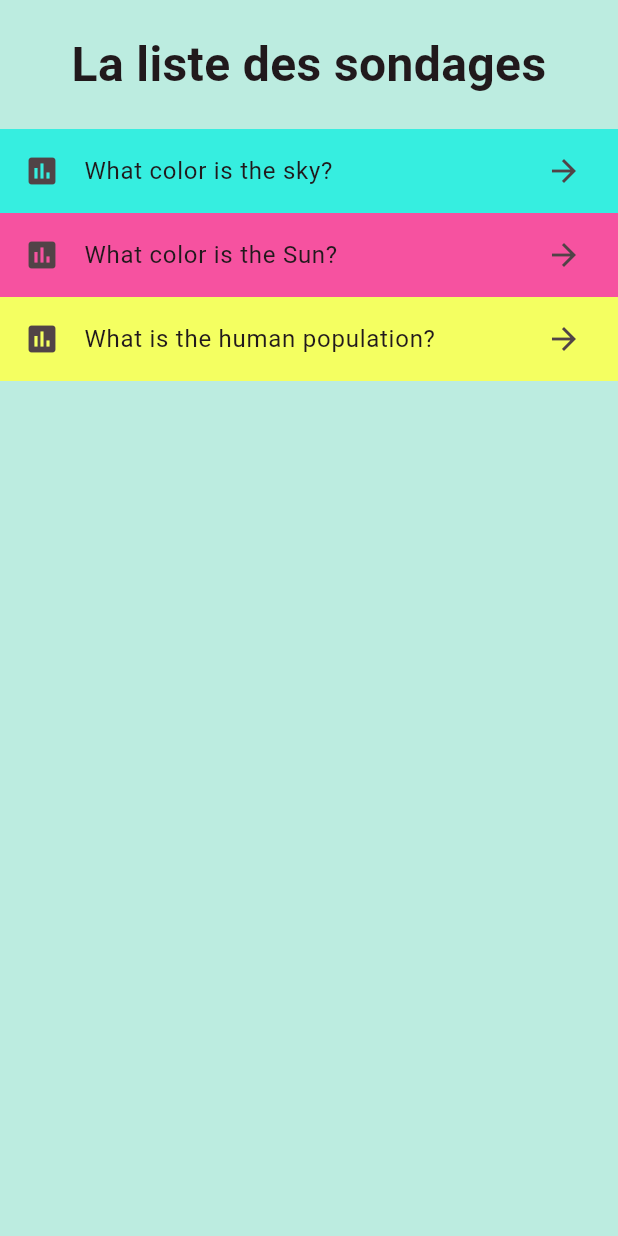
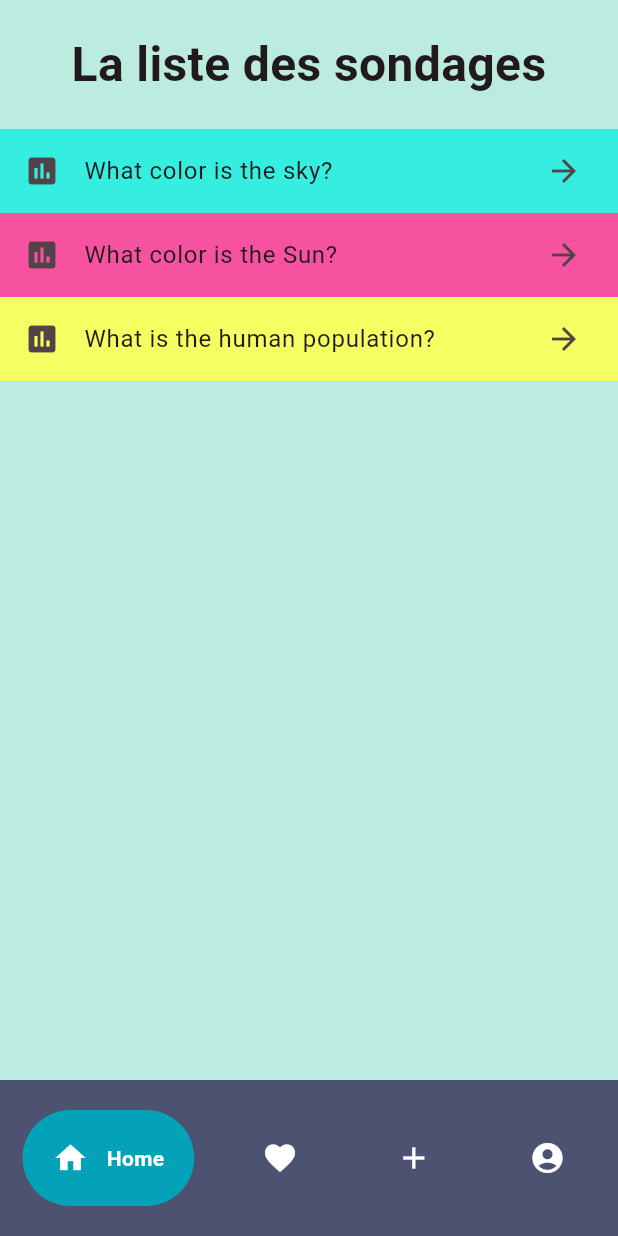
Before and after one commit to simbiss/applicationsondage, a Flutter app: the screen it shows after launch, on a phone screen of 412 x 824 dp. Run offline on Flutter 3.47's test engine with Material 3 defaults, Android fonts, the phone set to English and light mode, and no system bars; drawn by our look-alikes of google_nav_bar.

Commit message:
Added nav bar with cool colors

```diff
--- a/lib/PageVisualiserSondage.dart
+++ b/lib/PageVisualiserSondage.dart
@@ -1,12 +1,20 @@
 import 'package:applicationsondage/sondages.dart';
 import 'package:flutter/material.dart';
+import 'package:google_nav_bar/google_nav_bar.dart';
 import 'package:provider/provider.dart';
 import 'package:applicationsondage/main.dart';
 
 
-class PageVisualiserSondages extends StatelessWidget {
+class PageVisualiserSondages extends StatefulWidget {
   const PageVisualiserSondages({super.key, required this.title});
   final String title;
+
+  @override
+  State<PageVisualiserSondages> createState() => _PageVisualiserSondagesState();
+}
+
+class _PageVisualiserSondagesState extends State<PageVisualiserSondages> {
+  var selectedIndex = 0;
   @override
   Widget build(BuildContext context) {
     var appState = context.watch<MyAppState>();
@@ -42,15 +50,36 @@ class PageVisualiserSondages extends StatelessWidget {
               ),
         ],
       ),
+      bottomNavigationBar: Container(
+        color: const Color.fromARGB(255, 76, 82, 112),
+        child: Padding(
+          padding: const EdgeInsets.symmetric(horizontal: 15, vertical: 20),
+          child: GNav(
+            backgroundColor: const Color.fromARGB(255, 76, 82, 112),
+            color: Colors.white,
+            activeColor: Colors.white,
+            tabBackgroundColor: const Color.fromARGB(255, 3, 162, 184),
+            gap: 12,
+            padding: const EdgeInsets.all(20),
+            onTabChange: (index) {
+              setState(() {
+                selectedIndex = index;
+              });
+            },
+            tabs: const [
+              GButton(icon: Icons.home, text: 'Home',),
+              GButton(icon: Icons.favorite, text: 'Favoris',),
+              GButton(icon: Icons.add, text: 'Ajouter',),
+              GButton(icon: Icons.account_circle, text: 'Profil')
+            ],
+          ),
+        ),
+      ),
     );
 
   }
+
     // Plan to to make a nav bar at the bottom with an add button to make a new sondage along side a deconnexion button
-    // On top of the navbar will just be a list of sondages that will be taken from a list create in app state with already predefined values
-    // I might need to make a class for sondage as well as answers in the sondage
-    // But for now i can just focus on sondage since someone else will be doing the answers
-    // Im dumb
-
   Color colorRotator(int index){
     switch (index % 3) {
       case 0:
@@ -63,5 +92,4 @@ class PageVisualiserSondages extends StatelessWidget {
         return const Color.fromARGB(255, 54, 238, 224);
     }
   }
-
 }
--- a/pubspec.yaml
+++ b/pubspec.yaml
@@ -35,6 +35,7 @@ dependencies:
   # Use with the CupertinoIcons class for iOS style icons.
   cupertino_icons: ^1.0.2
   provider: ^6.0.0
+  google_nav_bar: ^5.0.6
 
 dev_dependencies:
   flutter_test:
```
Also changed, not shown: pubspec.lock.
